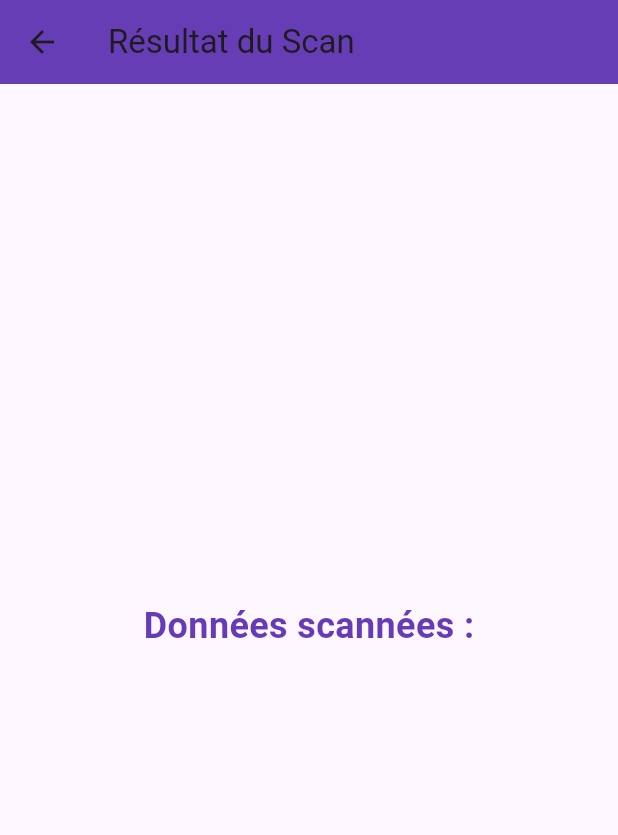
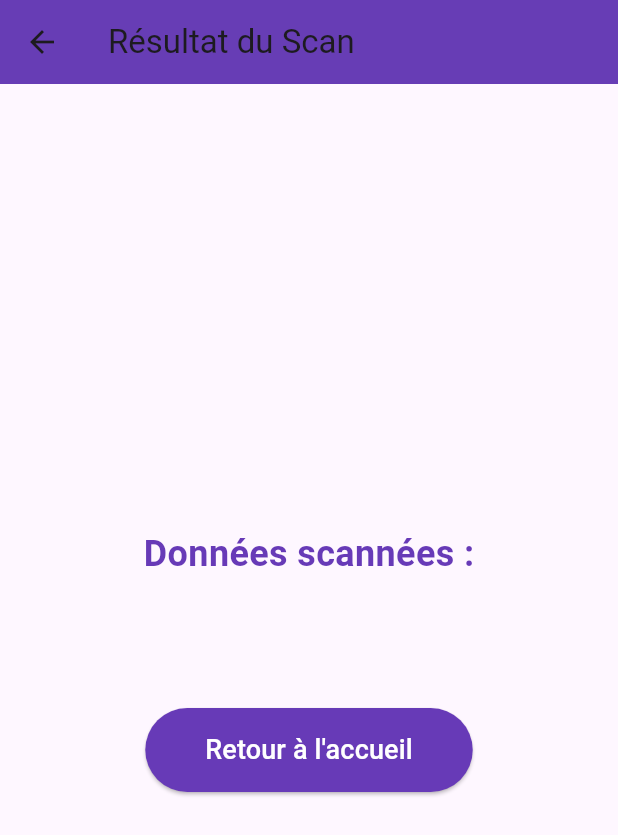
Before and after one commit to adekomen/digit_presence_dcolsay, a Flutter app: the ResultScreen screen opened directly with empty values, on a phone screen of 412 x 824 dp. Shown: the top 835 px of the screen. Run offline on Flutter 3.47's test engine with Material 3 defaults, Android fonts, the light colour scheme and no system bars; missing offline and left inert: qr_code_scanner_plus.

Commit message:
Résolution du scan multiple

```diff
--- a/lib/screens/result_screen.dart
+++ b/lib/screens/result_screen.dart
@@ -1,7 +1,7 @@
 import 'package:flutter/material.dart';
 
 class ResultScreen extends StatelessWidget {
-  final String scannedData;
+  final String scannedData; // Données scannées
 
   const ResultScreen({super.key, required this.scannedData});
 
@@ -36,6 +36,26 @@ class ResultScreen extends StatelessWidget {
                 ),
                 textAlign: TextAlign.center,
               ),
+              const SizedBox(height: 40),
+              ElevatedButton(
+                onPressed: () {
+                  // Revenir à la page d'accueil
+                  Navigator.of(context).popUntil((route) => route.isFirst);
+                },
+                style: ElevatedButton.styleFrom(
+                  foregroundColor: Colors.white,
+                  backgroundColor: Colors.deepPurple,
+                  padding:
+                      const EdgeInsets.symmetric(horizontal: 40, vertical: 15),
+                  shape: RoundedRectangleBorder(
+                    borderRadius: BorderRadius.circular(30),
+                  ),
+                ),
+                child: const Text(
+                  'Retour à l\'accueil',
+                  style: TextStyle(fontSize: 18),
+                ),
+              ),
             ],
           ),
         ),
--- a/lib/widgets/qr_scanner.dart
+++ b/lib/widgets/qr_scanner.dart
@@ -103,7 +103,7 @@ class _QRScannerState extends State<QRScanner> {
                           onPressed: () async {
                             await controller?.resumeCamera();
                           },
-                          child: const Text('resume',
+                          child: const Text('continue',
                               style: TextStyle(fontSize: 20)),
                         ),
                       )
@@ -146,6 +146,9 @@ class _QRScannerState extends State<QRScanner> {
         result = scanData;
       });
 
+      // Arrêter le scanner après la détection d'un QR code
+      controller.pauseCamera();
+
       // Naviguer vers ResultScreen
       Navigator.of(context).push(
         MaterialPageRoute(
```
